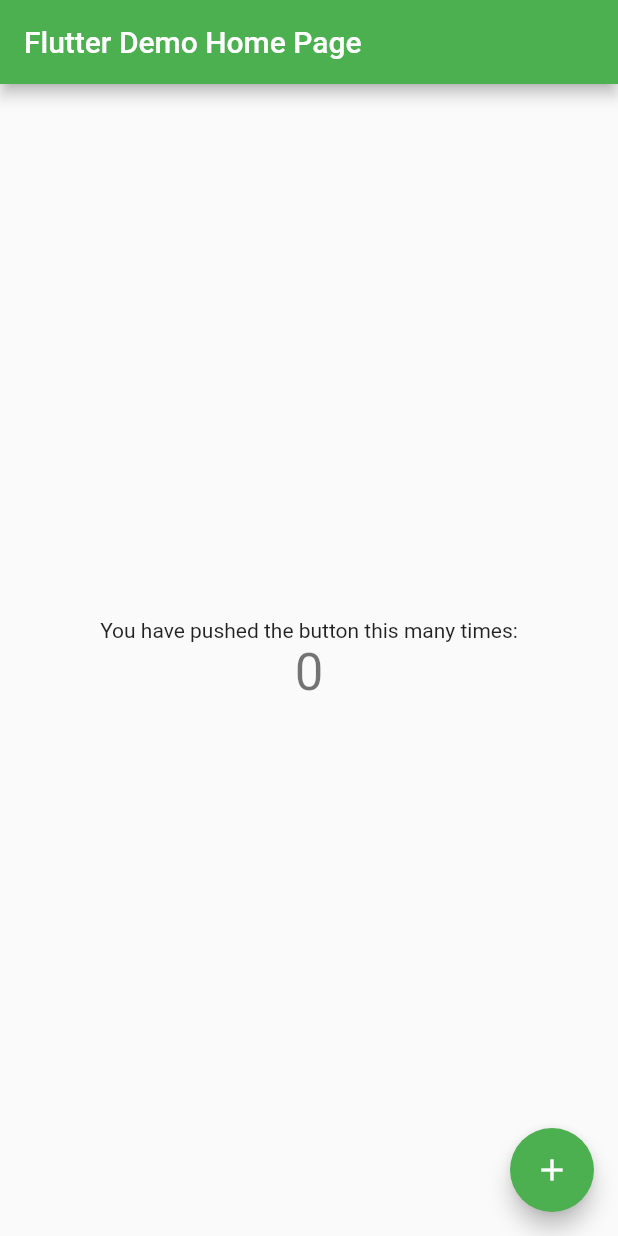
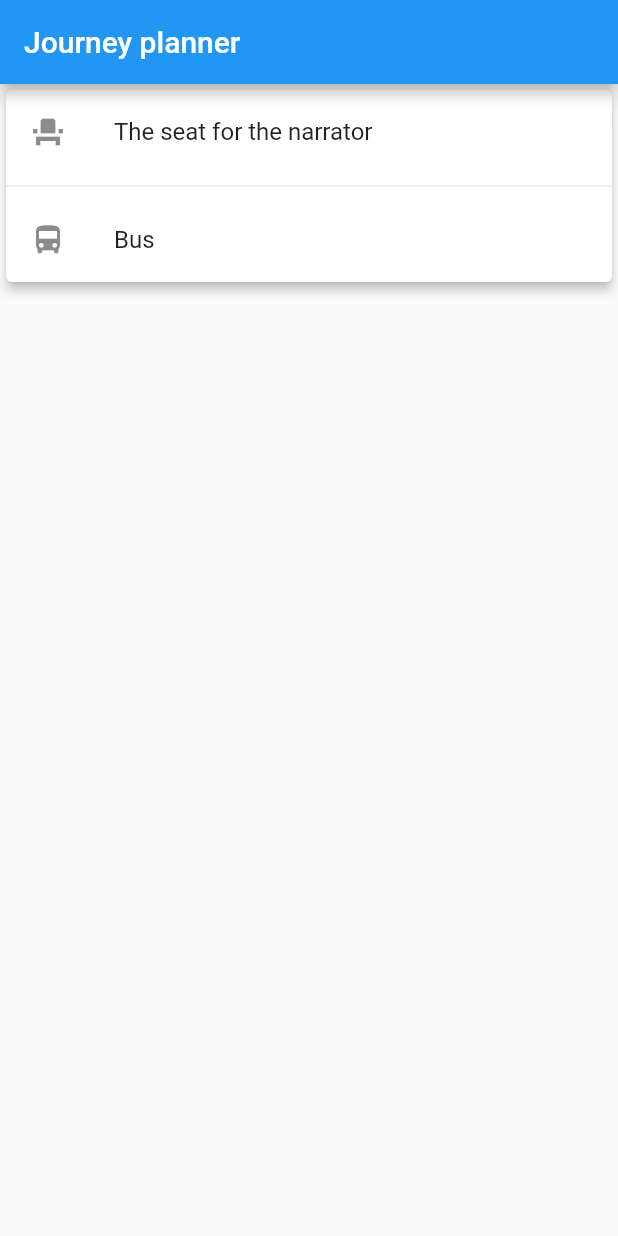
Before and after one commit to aweas/Journey-planner, a Flutter app: the screen it shows after launch, on a phone screen of 412 x 824 dp. Run offline on Flutter 3.47's test engine with Material 2 defaults, Android fonts, the phone set to English and light mode, and no system bars.

Commit message:
Started something

```diff
--- a/lib/main.dart
+++ b/lib/main.dart
@@ -9,33 +9,15 @@ class MyApp extends StatelessWidget {
     return new MaterialApp(
       title: 'Flutter Demo',
       theme: new ThemeData(
-        // This is the theme of your application.
-        //
-        // Try running your application with "flutter run". You'll see the
-        // application has a blue toolbar. Then, without quitting the app, try
-        // changing the primarySwatch below to Colors.green and then invoke
-        // "hot reload" (press "r" in the console where you ran "flutter run",
-        // or press Run > Flutter Hot Reload in IntelliJ). Notice that the
-        // counter didn't reset back to zero; the application is not restarted.
-        primarySwatch: Colors.green,
+        primarySwatch: Colors.blue,
       ),
-      home: new MyHomePage(title: 'Flutter Demo Home Page'),
+      home: new MyHomePage(title: 'Journey planner'),
     );
   }
 }
 
 class MyHomePage extends StatefulWidget {
   MyHomePage({Key key, this.title}) : super(key: key);
-
-  // This widget is the home page of your application. It is stateful, meaning
-  // that it has a State object (defined below) that contains fields that affect
-  // how it looks.
-
-  // This class is the configuration for the state. It holds the values (in this
-  // case the title) provided by the parent (in this case the App widget) and
-  // used by the build method of the State. Fields in a Widget subclass are
-  // always marked "final".
-
   final String title;
 
   @override
@@ -43,67 +25,35 @@ class MyHomePage extends StatefulWidget {
 }
 
 class _MyHomePageState extends State<MyHomePage> {
-  int _counter = 0;
-
-  void _incrementCounter() {
-    setState(() {
-      // This call to setState tells the Flutter framework that something has
-      // changed in this State, which causes it to rerun the build method below
-      // so that the display can reflect the updated values. If we changed
-      // _counter without calling setState(), then the build method would not be
-      // called again, and so nothing would appear to happen.
-      _counter++;
-    });
-  }
-
   @override
   Widget build(BuildContext context) {
-    // This method is rerun every time setState is called, for instance as done
-    // by the _incrementCounter method above.
-    //
-    // The Flutter framework has been optimized to make rerunning build methods
-    // fast, so that you can just rebuild anything that needs updating rather
-    // than having to individually change instances of widgets.
     return new Scaffold(
       appBar: new AppBar(
-        // Here we take the value from the MyHomePage object that was created by
-        // the App.build method, and use it to set our appbar title.
         title: new Text(widget.title),
       ),
       body: new Center(
-        // Center is a layout widget. It takes a single child and positions it
-        // in the middle of the parent.
         child: new Column(
-          // Column is also layout widget. It takes a list of children and
-          // arranges them vertically. By default, it sizes itself to fit its
-          // children horizontally, and tries to be as tall as its parent.
-          //
-          // Invoke "debug paint" (press "p" in the console where you ran
-          // "flutter run", or select "Toggle Debug Paint" from the Flutter tool
-          // window in IntelliJ) to see the wireframe for each widget.
-          //
-          // Column has various properties to control how it sizes itself and
-          // how it positions its children. Here we use mainAxisAlignment to
-          // center the children vertically; the main axis here is the vertical
-          // axis because Columns are vertical (the cross axis would be
-          // horizontal).
-          mainAxisAlignment: MainAxisAlignment.center,
           children: <Widget>[
-            new Text(
-              'You have pushed the button this many times:',
-            ),
-            new Text(
-              '$_counter',
-              style: Theme.of(context).textTheme.display1,
-            ),
+            new Card(
+              child: new Column(
+                mainAxisSize: MainAxisSize.min,
+                children: <Widget>[
+                  new ListTile(
+                    leading: const Icon(Icons.event_seat),
+                    title: const Text('The seat for the narrator'),
+                  ),
+                  new Divider(),
+                  new ListTile(
+                    leading: const Icon(Icons.directions_bus),
+                    title: const Text('Bus'),
+                  )
+                ],
+              ),
+              elevation: 3.0,
+            )
           ],
         ),
       ),
-      floatingActionButton: new FloatingActionButton(
-        onPressed: _incrementCounter,
-        tooltip: 'Increment',
-        child: new Icon(Icons.add),
-      ), // This trailing comma makes auto-formatting nicer for build methods.
     );
   }
 }
```
